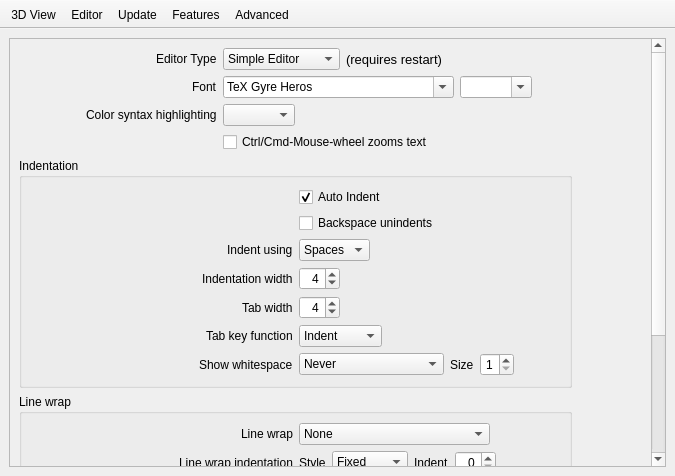
Qt form src/Preferences.ui (openscad/openscad) before a commit.
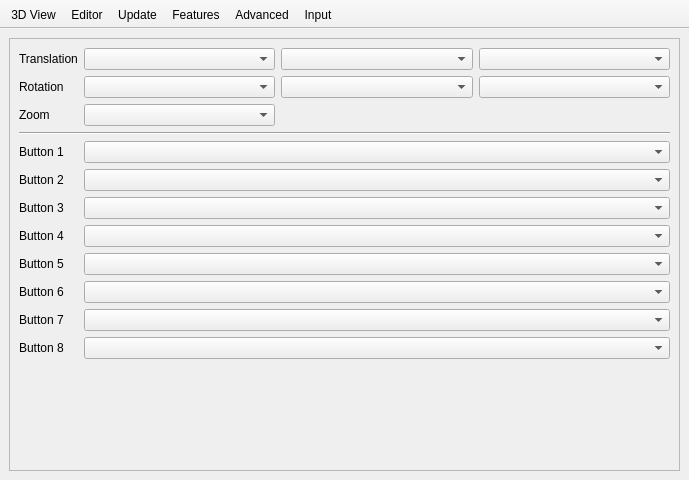
The same form after that commit. Icons and pictures are not drawn.

Commit message: Add basic configuration GUI for axis and button mapping.

```diff
--- a/src/Preferences.ui
+++ b/src/Preferences.ui
@@ -6,8 +6,8 @@
    <rect>
     <x>0</x>
     <y>0</y>
-    <width>675</width>
-    <height>476</height>
+    <width>689</width>
+    <height>480</height>
    </rect>
   </property>
   <property name="sizePolicy">
@@ -23,11 +23,11 @@
    <bool>true</bool>
   </property>
   <widget class="QWidget" name="centralwidget">
-   <layout class="QVBoxLayout" name="verticalLayout_13">
-    <item>
+   <layout class="QGridLayout" name="gridLayout_6">
+    <item row="0" column="0">
      <widget class="QStackedWidget" name="stackedWidget">
       <property name="currentIndex">
-       <number>1</number>
+       <number>5</number>
       </property>
       <widget class="QWidget" name="page3DView">
        <layout class="QVBoxLayout" name="verticalLayout_4">
@@ -1453,6 +1453,174 @@
         </item>
        </layout>
       </widget>
+      <widget class="QWidget" name="pageInput">
+       <layout class="QGridLayout" name="gridLayout_13">
+        <property name="margin">
+         <number>0</number>
+        </property>
+        <item row="3" column="1">
+         <widget class="QScrollArea" name="scrollArea_3">
+          <property name="widgetResizable">
+           <bool>true</bool>
+          </property>
+          <widget class="QWidget" name="scrollAreaWidgetContents_3">
+           <property name="geometry">
+            <rect>
+             <x>0</x>
+             <y>0</y>
+             <width>656</width>
+             <height>489</height>
+            </rect>
+           </property>
+           <layout class="QGridLayout" name="gridLayout_7" columnstretch="0,1,1,1">
+            <item row="1" column="0">
+             <widget class="QLabel" name="labelInputRotation">
+              <property name="text">
+               <string>Rotation</string>
+              </property>
+             </widget>
+            </item>
+            <item row="9" column="0">
+             <widget class="QLabel" name="label_16">
+              <property name="text">
+               <string>Button 6</string>
+              </property>
+             </widget>
+            </item>
+            <item row="0" column="3">
+             <widget class="QComboBox" name="comboBoxTranslationZ"/>
+            </item>
+            <item row="0" column="2">
+             <widget class="QComboBox" name="comboBoxTranslationY"/>
+            </item>
+            <item row="10" column="0">
+             <widget class="QLabel" name="label_17">
+              <property name="text">
+               <string>Button 7</string>
+              </property>
+             </widget>
+            </item>
+            <item row="2" column="1">
+             <widget class="QComboBox" name="comboBoxZoom"/>
+            </item>
+            <item row="6" column="0">
+             <widget class="QLabel" name="label_11">
+              <property name="text">
+               <string>Button 3</string>
+              </property>
+             </widget>
+            </item>
+            <item row="2" column="0">
+             <widget class="QLabel" name="labelInputZoom">
+              <property name="text">
+               <string>Zoom</string>
+              </property>
+             </widget>
+            </item>
+            <item row="0" column="1">
+             <widget class="QComboBox" name="comboBoxTranslationX"/>
+            </item>
+            <item row="1" column="1">
+             <widget class="QComboBox" name="comboBoxRotationX"/>
+            </item>
+            <item row="7" column="0">
+             <widget class="QLabel" name="label_14">
+              <property name="text">
+               <string>Button 4</string>
+              </property>
+             </widget>
+            </item>
+            <item row="8" column="0">
+             <widget class="QLabel" name="label_15">
+              <property name="text">
+               <string>Button 5</string>
+              </property>
+             </widget>
+            </item>
+            <item row="11" column="0">
+             <widget class="QLabel" name="label_18">
+              <property name="text">
+               <string>Button 8</string>
+              </property>
+             </widget>
+            </item>
+            <item row="4" column="0">
+             <widget class="QLabel" name="labelInputButton1">
+              <property name="text">
+               <string>Button 1</string>
+              </property>
+             </widget>
+            </item>
+            <item row="1" column="2">
+             <widget class="QComboBox" name="comboBoxRotationY"/>
+            </item>
+            <item row="5" column="0">
+             <widget class="QLabel" name="labelInputButton2">
+              <property name="text">
+               <string>Button 2</string>
+              </property>
+             </widget>
+            </item>
+            <item row="1" column="3">
+             <widget class="QComboBox" name="comboBoxRotationZ"/>
+            </item>
+            <item row="0" column="0">
+             <widget class="QLabel" name="labelInputTranslation">
+              <property name="text">
+               <string>Translation</string>
+              </property>
+             </widget>
+            </item>
+            <item row="12" column="0">
+             <spacer name="verticalSpacer_4">
+              <property name="orientation">
+               <enum>Qt::Vertical</enum>
+              </property>
+              <property name="sizeHint" stdset="0">
+               <size>
+                <width>20</width>
+                <height>40</height>
+               </size>
+              </property>
+             </spacer>
+            </item>
+            <item row="3" column="0" colspan="4">
+             <widget class="Line" name="line">
+              <property name="orientation">
+               <enum>Qt::Horizontal</enum>
+              </property>
+             </widget>
+            </item>
+            <item row="4" column="1" colspan="3">
+             <widget class="QComboBox" name="comboBoxButton1"/>
+            </item>
+            <item row="5" column="1" colspan="3">
+             <widget class="QComboBox" name="comboBoxButton2"/>
+            </item>
+            <item row="6" column="1" colspan="3">
+             <widget class="QComboBox" name="comboBoxButton3"/>
+            </item>
+            <item row="7" column="1" colspan="3">
+             <widget class="QComboBox" name="comboBoxButton4"/>
+            </item>
+            <item row="8" column="1" colspan="3">
+             <widget class="QComboBox" name="comboBoxButton5"/>
+            </item>
+            <item row="9" column="1" colspan="3">
+             <widget class="QComboBox" name="comboBoxButton6"/>
+            </item>
+            <item row="10" column="1" colspan="3">
+             <widget class="QComboBox" name="comboBoxButton7"/>
+            </item>
+            <item row="11" column="1" colspan="3">
+             <widget class="QComboBox" name="comboBoxButton8"/>
+            </item>
+           </layout>
+          </widget>
+         </widget>
+        </item>
+       </layout>
+      </widget>
      </widget>
     </item>
    </layout>
@@ -1487,6 +1655,7 @@
    <addaction name="prefsActionUpdate"/>
    <addaction name="prefsActionFeatures"/>
    <addaction name="prefsActionAdvanced"/>
+   <addaction name="prefsActionInput"/>
   </widget>
   <action name="prefsAction3DView">
    <property name="checkable">
@@ -1551,6 +1720,18 @@
     <string>Enable/Disable experimental features</string>
    </property>
   </action>
+  <action name="prefsActionInput">
+   <property name="checkable">
+    <bool>true</bool>
+   </property>
+   <property name="icon">
+    <iconset resource="../openscad.qrc">
+     <normaloff>:/icons/prefsInput.png</normaloff>:/icons/prefsInput.png</iconset>
+   </property>
+   <property name="text">
+    <string>Input</string>
+   </property>
+  </action>
  </widget>
  <resources>
   <include location="../openscad.qrc"/>
```
The commit also changes 12 other files.
